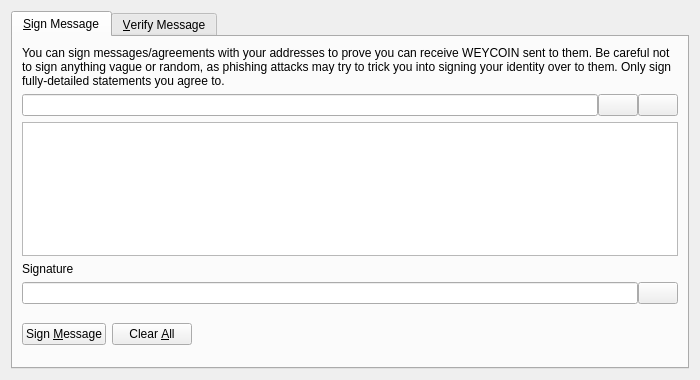
Qt form src/qt/forms/signverifymessagedialog.ui (weycoin/weycoin) before a commit.
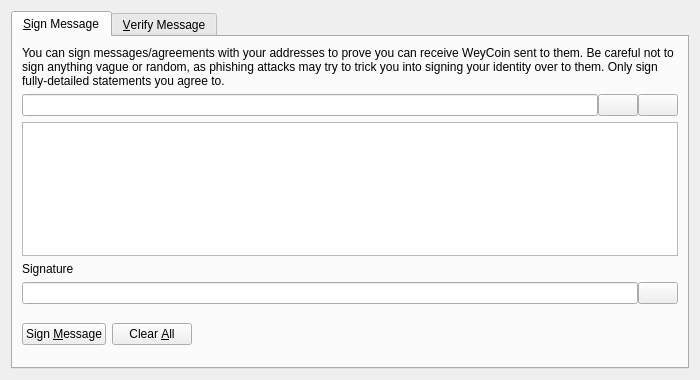
The same form after that commit. Icons and pictures are not drawn. Custom widgets are drawn as their Qt base class.

Patch:
```diff
--- a/src/qt/forms/signverifymessagedialog.ui
+++ b/src/qt/forms/signverifymessagedialog.ui
@@ -30,7 +30,7 @@
        <item>
         <widget class="QLabel" name="infoLabel_SM">
          <property name="text">
-          <string>You can sign messages/agreements with your addresses to prove you can receive WEYCOIN sent to them. Be careful not to sign anything vague or random, as phishing attacks may try to trick you into signing your identity over to them. Only sign fully-detailed statements you agree to.</string>
+          <string>You can sign messages/agreements with your addresses to prove you can receive WeyCoin sent to them. Be careful not to sign anything vague or random, as phishing attacks may try to trick you into signing your identity over to them. Only sign fully-detailed statements you agree to.</string>
          </property>
          <property name="textFormat">
           <enum>Qt::PlainText</enum>
```
Left out of the diff: 4 changed lines with no effect on the pictures.
